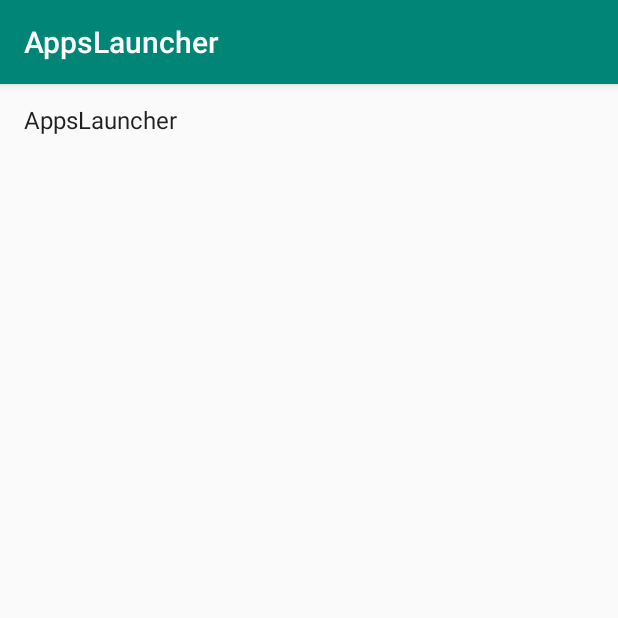
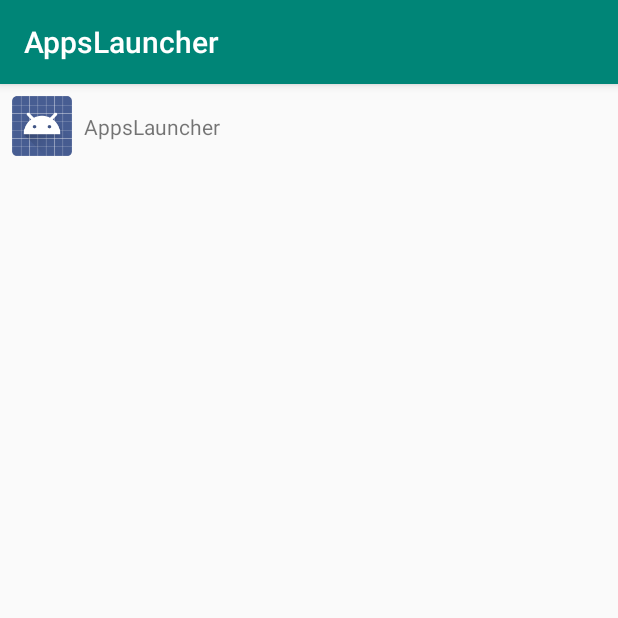
Before and after one commit to simtop/AppsLauncher, an Android app: the screen it shows after launch (AppsLauncherActivity), on a phone screen of 412 x 824 dp, the top half of it. Run offline under Robolectric (Android 15) with nearby library versions, the phone set to English and light mode, and no system bars.

Commit message:
Added a new xml called apps_items, to show app icon and name and modified to find images of apps and set it

```diff
--- a/app/src/main/java/com/example/simon/appslauncher/AppsLauncherFragment.java
+++ b/app/src/main/java/com/example/simon/appslauncher/AppsLauncherFragment.java
@@ -14,6 +14,7 @@ import android.util.Log;
 import android.view.LayoutInflater;
 import android.view.View;
 import android.view.ViewGroup;
+import android.widget.ImageView;
 import android.widget.TextView;
 import android.widget.Toast;
 
@@ -68,12 +69,17 @@ public class AppsLauncherFragment extends Fragment {
 
         private ResolveInfo mResolveInfo;
         private TextView mNameTextView;
+        private ImageView mIcon;
+
 
         public ActivityHolder(View itemView) {
 
             super(itemView);
-            mNameTextView = (TextView) itemView;
-            mNameTextView.setOnClickListener(this);
+            //mNameTextView = (TextView) itemView;
+            mNameTextView = itemView.findViewById(R.id.nameTextView);
+            mIcon = itemView.findViewById(R.id.app_icon);
+            itemView.setOnClickListener(this);
+
 
 
         }
@@ -85,6 +91,7 @@ public class AppsLauncherFragment extends Fragment {
 
             String appName = mResolveInfo.loadLabel(pm).toString();
             mNameTextView.setText(appName);
+            mIcon.setImageDrawable(mResolveInfo.loadIcon(pm));
         }
 
         @Override
@@ -113,7 +120,7 @@ public class AppsLauncherFragment extends Fragment {
         public ActivityHolder onCreateViewHolder(ViewGroup parent, int viewType) {
             LayoutInflater layoutInflater = LayoutInflater.from(getActivity());
             View view = layoutInflater
-                    .inflate(android.R.layout.simple_list_item_1, parent, false);
+                    .inflate(R.layout.apps_items, parent, false);
             return new ActivityHolder(view);
         }
 
--- /dev/null
+++ b/app/src/main/res/layout/apps_items.xml
@@ -0,0 +1,31 @@
+<?xml version="1.0" encoding="utf-8"?>
+<android.support.constraint.ConstraintLayout
+    xmlns:android="http://schemas.android.com/apk/res/android"
+    xmlns:app="http://schemas.android.com/apk/res-auto"
+    xmlns:tools="http://schemas.android.com/tools"
+    android:layout_width="match_parent"
+    android:layout_height="wrap_content">
+
+    <ImageView
+        android:id="@+id/app_icon"
+        android:layout_width="40dp"
+        android:layout_height="40dp"
+        android:layout_marginStart="8dp"
+        android:layout_marginTop="8dp"
+        app:layout_constraintStart_toStartOf="parent"
+        app:layout_constraintTop_toTopOf="parent"
+        app:srcCompat="@mipmap/ic_launcher" />
+
+    <TextView
+        android:id="@+id/nameTextView"
+        android:layout_width="0dp"
+        android:layout_height="wrap_content"
+        android:layout_marginStart="8dp"
+        android:layout_marginEnd="8dp"
+        app:layout_constraintBottom_toBottomOf="@+id/app_icon"
+        app:layout_constraintEnd_toEndOf="parent"
+        app:layout_constraintStart_toEndOf="@+id/app_icon"
+        app:layout_constraintTop_toTopOf="@+id/app_icon"
+        tools:text="Test"/>
+
+</android.support.constraint.ConstraintLayout>
```
